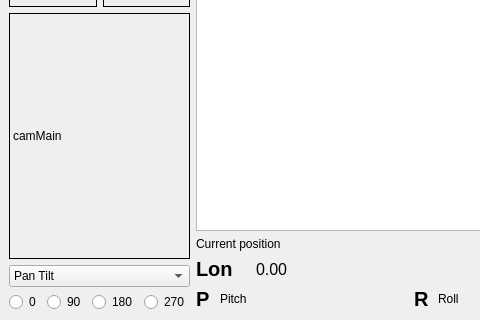
Old version of the form catkin_ws/src/hci/ui_files/MainWindow_V4.ui in the repository mcgill-robotics-archive/rover-2015; both pictures show x 0 to 480 and y 285 to 605 of the 1061 by 605 pixel window.
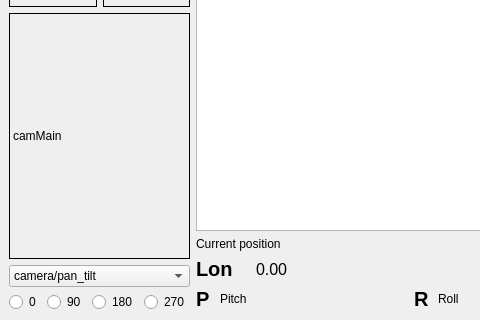
New version of the form. Custom widgets are drawn as their Qt base class.

Commit message: video feed for main screen switchable from joystick, untested

```diff
--- a/catkin_ws/src/hci/ui_files/MainWindow_V4.ui
+++ b/catkin_ws/src/hci/ui_files/MainWindow_V4.ui
@@ -97,7 +97,7 @@
        <widget class="QComboBox" name="camera_selector">
         <item>
          <property name="text">
-          <string>Pan Tilt</string>
+          <string>camera/pan_tilt</string>
          </property>
         </item>
         <item>
```
Left out of the diff: 4 changed lines with no effect on the pictures. The commit also changes 5 other files.
